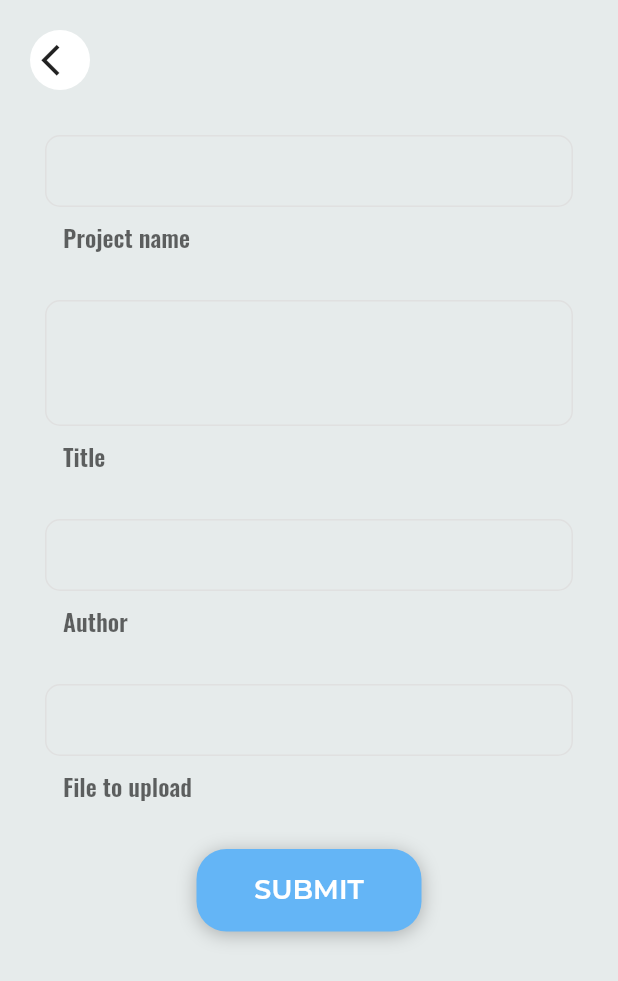
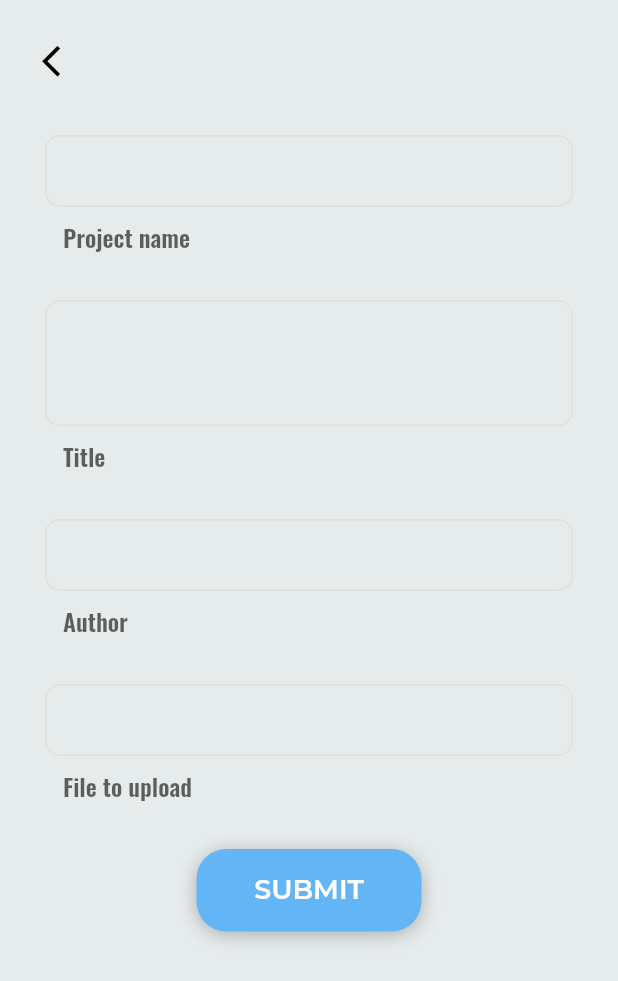
Before and after one commit to AlexeyPerov/LogKeeper-Flutter-Firebase, a Flutter app: the AddLogScreen screen opened directly, on a phone screen of 412 x 824 dp. Shown: the top 981 px of the screen. Run offline on Flutter 3.47's test engine with Material 2 defaults, Android fonts, the phone set to English and light mode, and no system bars; our stand-ins replace bloc, cloud_firestore, equatable, firebase_core, flutter_bloc, get_it and 5 more; missing offline and left inert: clipboard_manager, file_picker_cross, firestore_cache, proviso, uiblock, universal_html and 1 more; accounts and stored records are empty.

Commit message:
Completely removed FlatButton deprecated api

```diff
--- a/log_keep/lib/screens/add_log/components/add_log_form.dart
+++ b/log_keep/lib/screens/add_log/components/add_log_form.dart
@@ -49,19 +49,12 @@ class _AddLogFormState extends State<AddLogForm> {
           child: Row(
             children: [
               SizedBox(
-                height: 40,
-                width: 40,
-                child: FlatButton(
-                  shape: RoundedRectangleBorder(
-                    borderRadius: BorderRadius.circular(60),
-                  ),
-                  color: Colors.white,
-                  padding: EdgeInsets.zero,
-                  onPressed: () => NavigatorUtilities.pushAndRemoveUntil(
-                      context, (c) => HomeScreen()),
-                  child: Icon(Icons.arrow_back_ios, size: 25),
-                ),
-              )
+                  height: 40,
+                  width: 40,
+                  child: IconButton(
+                      icon: Icon(Icons.arrow_back_ios, size: 25),
+                      onPressed: () => NavigatorUtilities.pushAndRemoveUntil(
+                          context, (c) => HomeScreen())))
             ],
           ),
         ),
@@ -210,8 +203,7 @@ class _AddLogFormState extends State<AddLogForm> {
 
   void _additionCompleted(BuildContext context) {
     UIBlock.unblock(context);
-    NavigatorUtilities.pushAndRemoveUntil(
-        context, (c) => HomeScreen());
+    NavigatorUtilities.pushAndRemoveUntil(context, (c) => HomeScreen());
   }
 
   void _copyLink(BuildContext context, String id) {
```
Also changed, not shown: log_keep/lib/screens/error/error_screen.dart (+9 -15 lines), log_keep/lib/screens/home/components/logs_list.dart (+5 -13 lines).
